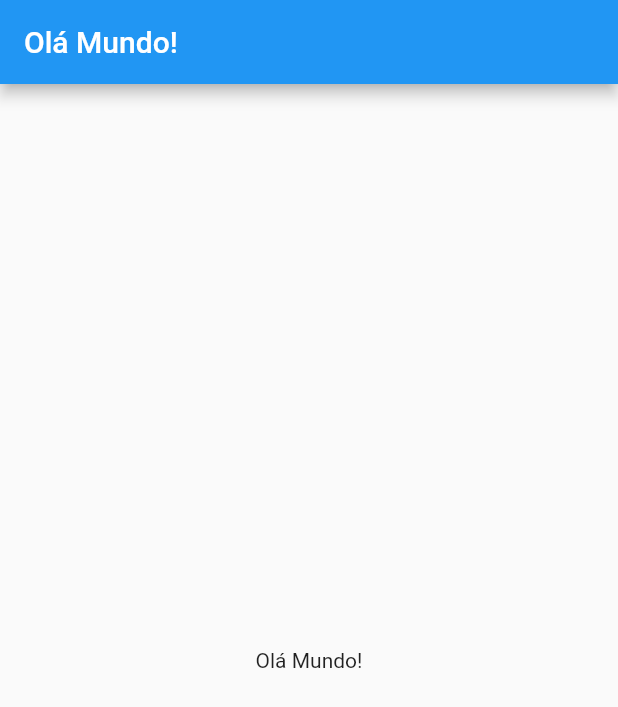
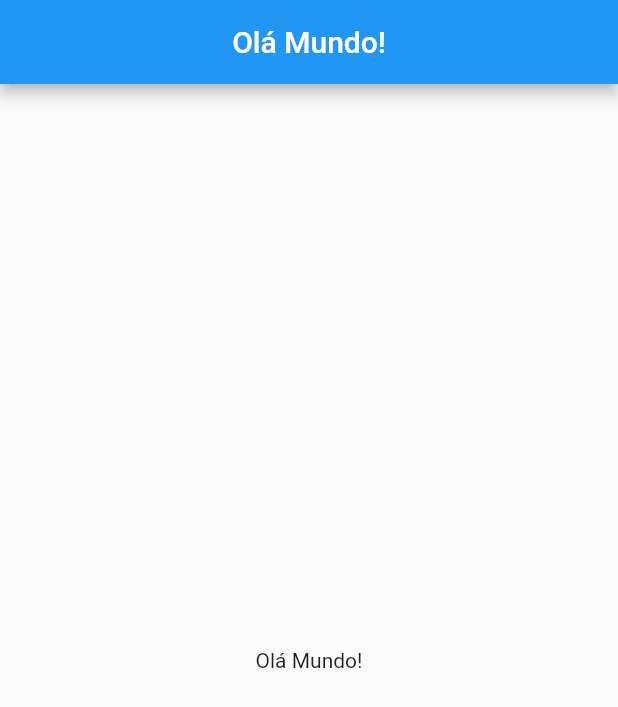
Before and after one commit to EmersonPestanaOliveira/EmersonRepository, a Flutter app: the screen it shows after launch, on a phone screen of 412 x 824 dp. Shown: the top 707 px of the screen. Run offline on Flutter 3.47's test engine with Material 2 defaults, Android fonts, the phone set to English and light mode, and no system bars.

Commit message:
ola mundo

```diff
--- a/Flutter/inicial/ola_mundo/lib/main.dart
+++ b/Flutter/inicial/ola_mundo/lib/main.dart
@@ -21,7 +21,7 @@ class MyApp extends StatelessWidget {
 }
 
 class MyHomePage extends StatefulWidget {
-  const MyHomePage({ Key? key }) : super(key: key);
+  const MyHomePage({Key? key}) : super(key: key);
 
   @override
   State<MyHomePage> createState() => _MyHomePageState();
@@ -31,8 +31,15 @@ class _MyHomePageState extends State<MyHomePage> {
   @override
   Widget build(BuildContext context) {
     return Scaffold(
-      appBar: AppBar(title: Text("Olá Mundo!"),),
-      body: Container(child: Center(child: Text("Olá Mundo!"),),),
+      appBar: AppBar(
+        title: Text("Olá Mundo!"),
+        centerTitle: true,
+      ),
+      body: Container(
+        child: Center(
+          child: Text("Olá Mundo!"),
+        ),
+      ),
     );
   }
 }
```
